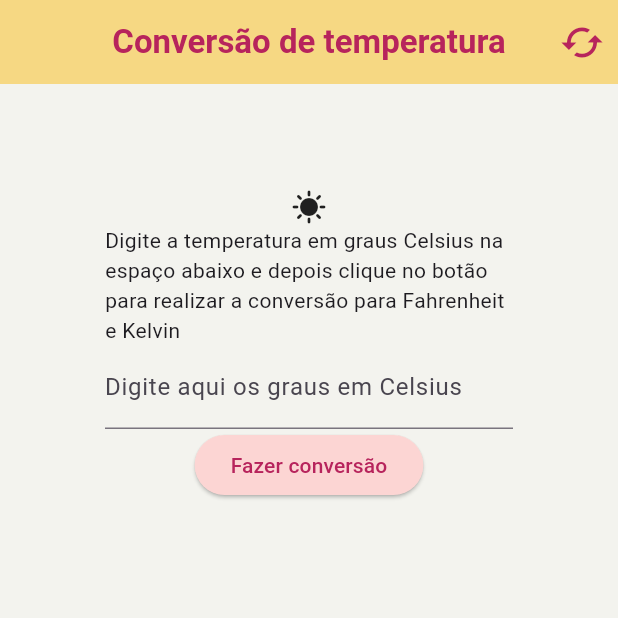
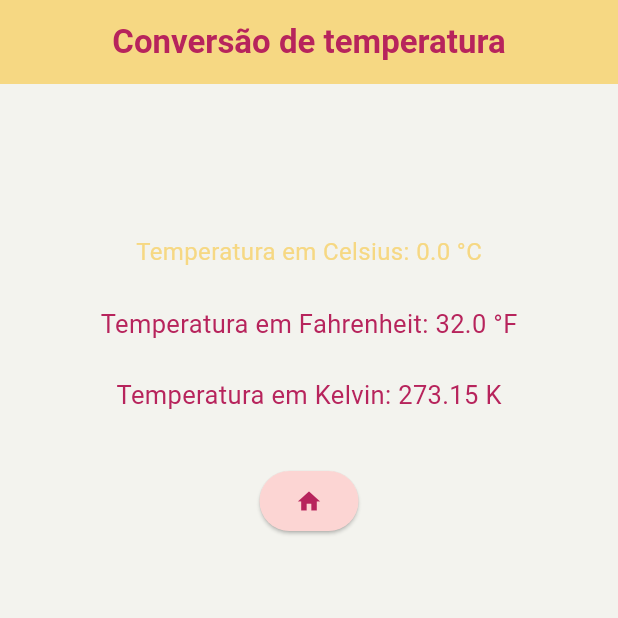
Before and after one commit to 127h00/aulas-flutter, a Flutter app: the screen it shows after launch, after a tap on "Fazer conversão", on a phone screen of 412 x 824 dp, the top half of it. Run offline on Flutter 3.47's test engine with Material 3 defaults, Android fonts, the light colour scheme and no system bars; network calls fail; Roboto replaces fonts that are missing (Inria-Sans).

Commit message:
finalização atividade temperatura

```diff
--- /dev/null
+++ b/atividade_temperatura/lib/home.dart
@@ -0,0 +1,91 @@
+import 'package:flutter/material.dart';
+
+// Converter temperatura de Celsius para Fahrenheit e Kelvin, em duas telas, usando Navigator
+
+class Home extends StatefulWidget {
+  const Home({super.key});
+  @override
+  HomeState createState() => HomeState();
+}
+
+class HomeState extends State<Home> {
+  clearFields() {}
+  TextEditingController temperaturaController = TextEditingController();
+
+  @override
+  Widget build(BuildContext context) {
+    return MaterialApp(
+        debugShowCheckedModeBanner: false,
+        home: Scaffold(
+            backgroundColor: const Color.fromRGBO(243, 243, 238, 1),
+
+            //////////
+
+            appBar: AppBar(
+              title: const Text("Conversão de temperatura",
+                  style: TextStyle(
+                      fontFamily: 'Inria-Sans',
+                      fontSize: 22.0,
+                      fontWeight: FontWeight.w700,
+                      color: Color.fromRGBO(
+                          183, 36, 92, 1))),
+              centerTitle: true,
+              backgroundColor: const Color.fromRGBO(246, 216, 131, 1),
+            ),
+
+            //////////
+
+            body: Center(
+                child: Column(
+                  children: <Widget>[
+                    const SizedBox(height: 100.0),
+
+                    const Icon(Icons.sunny, color: Color.fromRGBO(246, 216, 131, 1)),
+
+                    const SizedBox(height: 30.0),
+
+                    const Text(
+                      "Digite a temperatura em graus Celsius na espaço abaixo e depois clique no botão para realizar a conversão para Fahrenheit e Kelvin",
+                      style: TextStyle(
+                      fontFamily: 'Inria-Sans',
+                      fontSize: 16.0,
+                      color: Color.fromRGBO(25, 25, 25, 1))
+                    ),
+
+                    const SizedBox(height: 25.0),
+
+                    SizedBox(
+                      width: 250.0, // Set the desired width
+                      child: TextFormField(
+                        keyboardType: TextInputType.number,
+                        decoration: const InputDecoration(
+                          labelText: "Digite aqui os graus em Celsius",
+                        ),
+                        textAlign: TextAlign.center,
+                        controller: temperaturaController,
+                      ),
+                    ),
+
+                    const SizedBox(height: 30.0),
+
+                    ElevatedButton(
+                        style: ElevatedButton.styleFrom(
+                            backgroundColor: const Color.fromRGBO(252, 213, 211, 1)),
+                        onPressed: () {
+                          String temperaturaInput = temperaturaController.text;
+                          double celsius = double.tryParse(temperaturaInput) ?? 0.0;
+
+                          Navigator.pushNamed(context, 'result', arguments: celsius,);
+                        },
+                        child: const Text(
+                          "Fazer conversão",
+                          style:
+                              TextStyle(color: Color.fromRGBO(183, 36, 92, 1)),
+                        ))
+                  ],
+                )
+                //crossAxisAlignment: CrossAxisAlignment.center,
+
+                )));
+  }
+}
--- a/atividade_temperatura/lib/main.dart
+++ b/atividade_temperatura/lib/main.dart
@@ -1,85 +1,22 @@
 import 'package:flutter/material.dart';
-
-// Converter temperatura de Celsius para Fahrenheit e Kelvin, em duas telas, usando Navigator
+import 'home.dart';
+import 'result.dart';
 
 void main() {
   runApp(const MainApp());
 }
 
-class MainApp extends StatefulWidget {
+class MainApp extends StatelessWidget {
   const MainApp({super.key});
-  @override
-  HomeState createState() => HomeState();
-}
-
-class HomeState extends State<MainApp> {
-  clearFields() {}
-  TextEditingController pesoController = TextEditingController();
-  TextEditingController alturaController = TextEditingController();
 
   @override
   Widget build(BuildContext context) {
     return MaterialApp(
         debugShowCheckedModeBanner: false,
-        home: Scaffold(
-            backgroundColor: const Color.fromRGBO(243, 243, 238, 1),
-
-            //////////
-
-            appBar: AppBar(
-              title: const Text("Conversão de temperatura",
-                  style: TextStyle(
-                      fontFamily: 'Inria-Sans',
-                      fontSize: 22.0,
-                      fontWeight: FontWeight.w700,
-                      color: Color.fromRGBO(
-                          183, 36, 92, 1))), // MUDAR FONTE E TAMANHO
-              centerTitle: true,
-              backgroundColor: const Color.fromRGBO(246, 216, 131, 1),
-              actions: <Widget>[
-                IconButton(
-                    onPressed: clearFields(),
-                    icon: const Icon(Icons.cached,
-                        size: 30.0, color: Color.fromRGBO(183, 36, 92, 1)))
-              ],
-            ),
-
-            //////////
-
-            body: Padding(
-                padding: EdgeInsets.all(70),
-                child: Column(
-                  children: <Widget>[
-                    //////////
-
-                    const Icon(Icons.sunny),
-
-                    const Text(
-                        "Digite a temperatura em graus Celsius na espaço abaixo e depois clique no botão para realizar a conversão para Fahrenheit e Kelvin"),
-
-                    TextFormField(
-                      keyboardType: TextInputType.number,
-                      decoration: const InputDecoration(
-                          labelText: "Digite aqui os graus em Celsius"),
-                      textAlign: TextAlign.center,
-                      controller: pesoController,
-                    ),
-
-                    ElevatedButton(
-                        style: ElevatedButton.styleFrom(
-                            backgroundColor: Color.fromRGBO(252, 213, 211, 1)),
-                        onPressed: () {
-                          Navigator.pop(context);
-                        },
-                        child: const Text(
-                          "Fazer conversão",
-                          style:
-                              TextStyle(color: Color.fromRGBO(183, 36, 92, 1)),
-                        ))
-                  ],
-                )
-                //crossAxisAlignment: CrossAxisAlignment.center,
-
-                )));
+        initialRoute: 'home',
+        routes: {
+          'home': (context) => const Home(),
+          'result': (context) => const Result()
+        });
   }
 }
--- a/atividade_temperatura/lib/result.dart
+++ b/atividade_temperatura/lib/result.dart
@@ -0,0 +1,92 @@
+import 'package:flutter/material.dart';
+
+// Converter temperatura de Celsius para Fahrenheit e Kelvin, em duas telas, usando Navigator
+
+class Result extends StatefulWidget {
+  const Result({super.key});
+  @override
+  ResultState createState() => ResultState();
+}
+
+class ResultState extends State<Result> {
+  clearFields() {}
+  TextEditingController temperaturaController = TextEditingController();
+
+  @override
+  Widget build(BuildContext context) {
+    final double celsius = ModalRoute.of(context)?.settings.arguments as double;
+    double fahrenheit = (celsius * 9/5) + 32;
+    double kelvin = celsius + 273.15;
+
+    return MaterialApp(
+        debugShowCheckedModeBanner: false,
+        home: Scaffold(
+            backgroundColor: const Color.fromRGBO(243, 243, 238, 1),
+
+        //
+
+        appBar: AppBar(
+          title: const Text("Conversão de temperatura",
+            style: TextStyle(
+              fontFamily: 'Inria-Sans',
+              fontSize: 22.0,
+              fontWeight: FontWeight.w700,
+              color: Color.fromRGBO(183, 36, 92, 1))),
+              centerTitle: true,
+              backgroundColor: const Color.fromRGBO(246, 216, 131, 1),
+        ),
+
+        //
+
+        body: Center(
+            child: Column(
+            children: <Widget>[
+              const SizedBox(height: 100.0),
+
+            Text("Temperatura em Celsius: $celsius °C",
+              style: const TextStyle(
+                fontSize: 16,
+                color: Color.fromRGBO(246, 216, 131, 1)
+              ),
+            ),
+
+              const SizedBox(height: 25.0),
+
+            Text("Temperatura em Fahrenheit: $fahrenheit °F",
+              style: const TextStyle(
+                fontSize: 17,
+                color: Color.fromRGBO(183, 36, 92, 1)
+              ),
+            ),
+
+            const SizedBox(height: 23.0),
+
+            Text("Temperatura em Kelvin: $kelvin K",
+              style: const TextStyle(
+                fontSize: 17,
+                color: Color.fromRGBO(183, 36, 92, 1)
+              ),
+            ),
+
+          const SizedBox(height: 35.0),
+
+          ElevatedButton(
+            style: ElevatedButton.styleFrom(
+              backgroundColor: const Color.fromRGBO(252, 213, 211, 1)),
+              onPressed: () {
+                Navigator.pop(context);
+              },
+              child: const Icon(
+                Icons.home,
+                color:Color.fromRGBO(183, 36, 92, 1),
+
+              ),
+          )
+          ]
+          )
+        )
+
+        )
+    );
+  }
+}
```
Also changed, not shown: atividade_temperatura/pubspec.lock.
